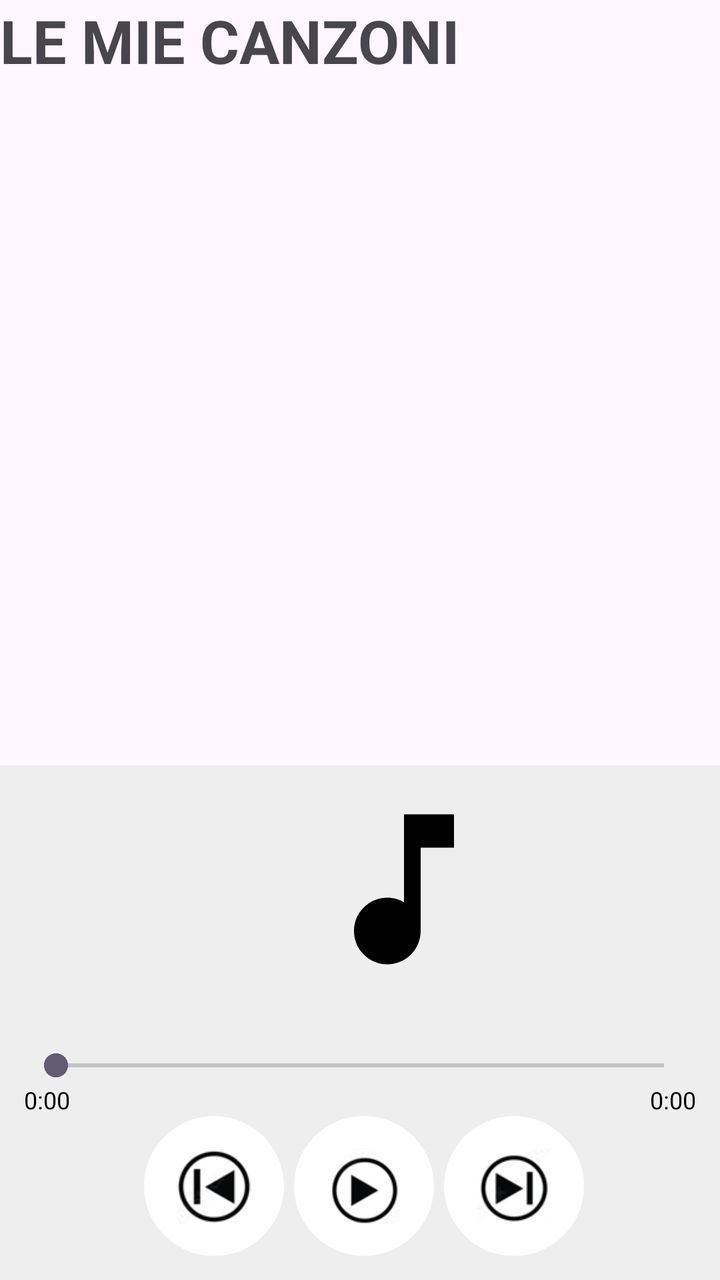
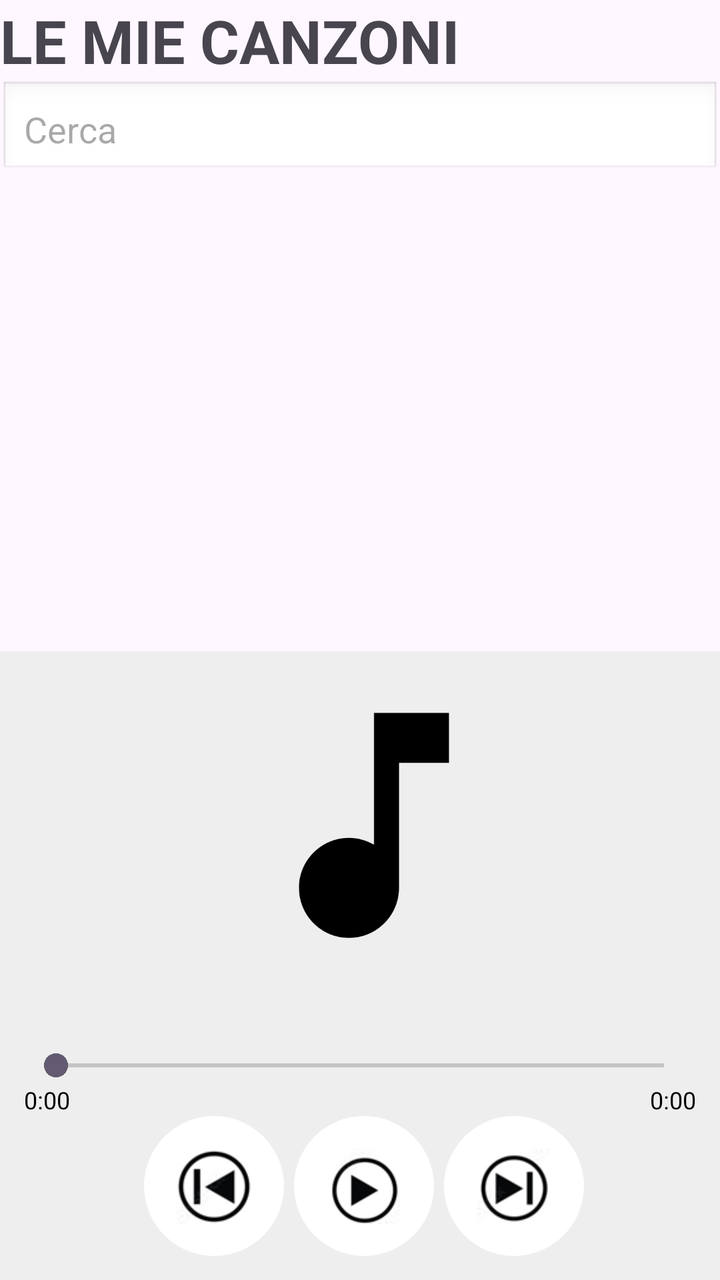

Before-and-after screenshots of an Android layout around one commit, followed by the original layout XML and the change that was made.
<!-- AndroidManifest.xml: application theme Theme.Playlist -->
<!-- res/layout/activity_main.xml -->
<?xml version="1.0" encoding="utf-8"?>
<LinearLayout xmlns:android="http://schemas.android.com/apk/res/android"
    xmlns:app="http://schemas.android.com/apk/res-auto"
    xmlns:tools="http://schemas.android.com/tools"
    android:layout_width="match_parent"
    android:layout_height="match_parent"
    android:orientation="vertical"
    tools:context=".MainActivity">

    <TextView
        android:id="@+id/textView"
        android:layout_width="match_parent"
        android:layout_height="wrap_content"
        android:text="LE MIE CANZONI"
        android:textAlignment="center"
        android:textSize="30sp"
        android:textStyle="bold" />

    <androidx.recyclerview.widget.RecyclerView
        android:id="@+id/canzoni"
        android:layout_width="match_parent"
        android:layout_height="match_parent"
        android:layout_weight="1" />

    <LinearLayout
        android:layout_width="match_parent"
        android:layout_height="wrap_content"
        android:background="#EEEEEE"
        android:orientation="vertical"
        android:padding="12dp">

        <ImageView
            android:id="@+id/copertina2"
            android:layout_width="100dp"
            android:layout_height="100dp"
            android:layout_marginLeft="140dp"
            android:scaleType="centerCrop"
            android:src="@drawable/ic_music_placeholder" />

        <TextView
            android:id="@+id/ora"
            android:layout_width="match_parent"
            android:layout_height="wrap_content"
            android:textColor="#000000"
            android:textSize="14sp" />

        <SeekBar
            android:id="@+id/bar"
            android:layout_width="match_parent"
            android:layout_height="wrap_content"
            android:layout_marginTop="10dp"
            android:progressTint="#000000" />
        <LinearLayout
            android:layout_width="match_parent"
            android:layout_height="wrap_content"
            android:orientation="horizontal">

            <TextView
                android:id="@+id/tempoAttuale"
                android:layout_width="0dp"
                android:layout_height="wrap_content"
                android:layout_weight="1"
                android:text="0:00"
                android:textColor="#000000"
                android:textSize="12sp" />

            <TextView
                android:id="@+id/tempoTotale"
                android:layout_width="wrap_content"
                android:layout_height="wrap_content"
                android:layout_gravity="end"
                android:text="0:00"
                android:textColor="#000000"
                android:textSize="12sp" />
        </LinearLayout>

        <LinearLayout
            android:layout_width="match_parent"
            android:layout_height="match_parent"
            android:orientation="horizontal"
            android:paddingLeft="60dp">

            <ImageButton
                android:id="@+id/dietro"
                android:layout_width="70dp"
                android:layout_height="70dp"
                android:layout_marginRight="5dp"
                android:background="@drawable/bottone"
                android:padding="16dp"
                android:scaleType="centerInside"
                android:src="@drawable/dietro" />

            <ImageButton
                android:id="@+id/pausePlay"
                android:layout_width="70dp"
                android:layout_height="70dp"
                android:layout_marginRight="5dp"
                android:background="@drawable/bottone"
                android:padding="16dp"
                android:scaleType="centerInside"
                android:src="@drawable/apri" />

            <ImageButton
                android:id="@+id/avanti"
                android:layout_width="70dp"
                android:layout_height="70dp"
                android:background="@drawable/bottone"
                android:padding="16dp"
                android:scaleType="centerInside"
                android:src="@drawable/avanti" />
        </LinearLayout>

    </LinearLayout>
</LinearLayout>
<!-- resources referenced by this layout -->
<resources>
  <!-- drawable apri: png bitmap (drawable, 4647 bytes) -->
  <!-- drawable avanti: png bitmap (drawable, 4647 bytes) -->
  <!-- drawable bottone (drawable) -->
  <?xml version="1.0" encoding="utf-8"?>
  <shape xmlns:android="http://schemas.android.com/apk/res/android"
      android:shape="oval">
      <solid android:color="#FFFFFF"/>
  </shape>
  <!-- drawable dietro: png bitmap (drawable, 5091 bytes) -->
  <!-- drawable ic_music_placeholder (drawable) -->
  <vector android:height="24dp" android:tint="#000000"
      android:viewportHeight="24" android:viewportWidth="24"
      android:width="24dp" xmlns:android="http://schemas.android.com/apk/res/android">
      <path android:fillColor="@android:color/white" android:pathData="M12,3v10.55c-0.59,-0.34 -1.27,-0.55 -2,-0.55 -2.21,0 -4,1.79 -4,4s1.79,4 4,4 4,-1.79 4,-4V7h4V3h-6z"/>
  </vector>
  <style name="Theme.Playlist" parent="Base.Theme.Playlist" />
  <style name="Base.Theme.Playlist" parent="Theme.Material3.DayNight.NoActionBar">
          
          
      </style>
</resources>

<!-- the commit's change to res/layout/activity_main.xml (unified diff, before → after) -->
@@ -16,6 +16,17 @@
         android:textSize="30sp"
         android:textStyle="bold" />
 
+    <EditText
+        android:id="@+id/cercaCnz"
+        android:layout_width="match_parent"
+        android:layout_height="wrap_content"
+        android:background="@android:drawable/edit_text"
+        android:ems="10"
+        android:hint="Cerca"
+        android:inputType="text"
+        android:padding="12dp"
+        android:textColor="#000000" />
+
     <androidx.recyclerview.widget.RecyclerView
         android:id="@+id/canzoni"
         android:layout_width="match_parent"
@@ -23,6 +34,7 @@
         android:layout_weight="1" />
 
     <LinearLayout
+        android:id="@+id/layoutBar"
         android:layout_width="match_parent"
         android:layout_height="wrap_content"
         android:background="#EEEEEE"
@@ -31,9 +43,9 @@
 
         <ImageView
             android:id="@+id/copertina2"
-            android:layout_width="100dp"
-            android:layout_height="100dp"
-            android:layout_marginLeft="140dp"
+            android:layout_width="150dp"
+            android:layout_height="150dp"
+            android:layout_marginLeft="100dp"
             android:scaleType="centerCrop"
             android:src="@drawable/ic_music_placeholder" />
 
@@ -41,6 +53,7 @@
             android:id="@+id/ora"
             android:layout_width="match_parent"
             android:layout_height="wrap_content"
+            android:layout_marginTop="7dp"
             android:textColor="#000000"
             android:textSize="14sp" />
 
@@ -50,6 +63,7 @@
             android:layout_height="wrap_content"
             android:layout_marginTop="10dp"
             android:progressTint="#000000" />
+
         <LinearLayout
             android:layout_width="match_parent"
             android:layout_height="wrap_content"
